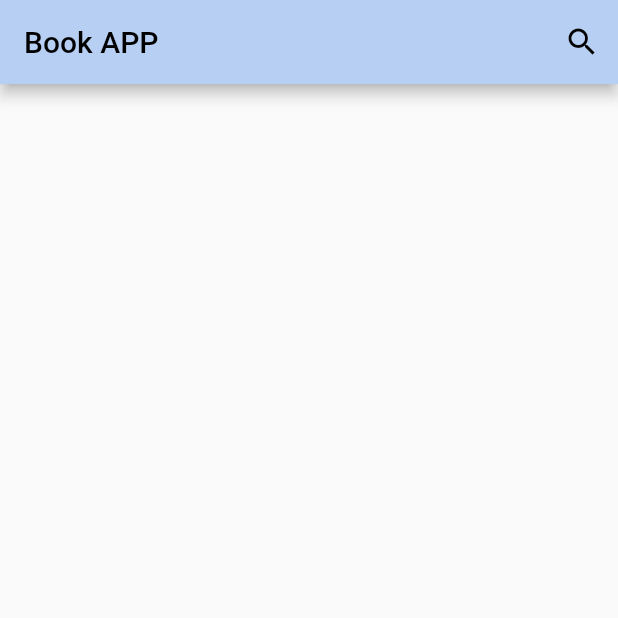
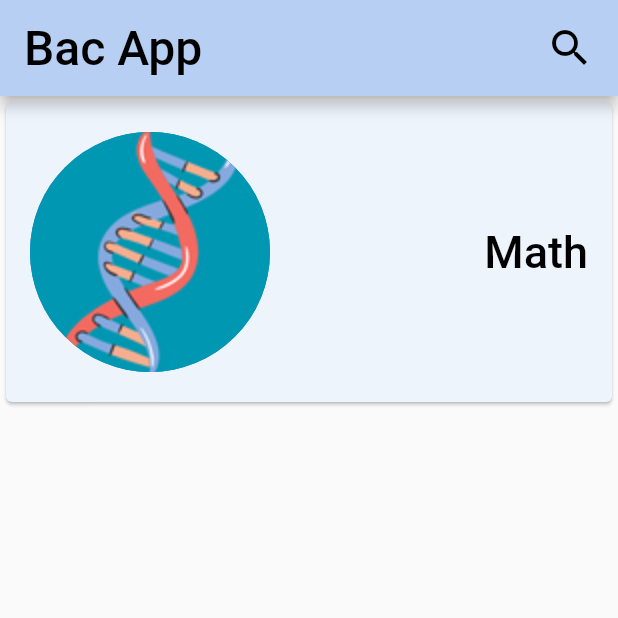
Before and after one commit to MCDiYae/book-app-ui, a Flutter app: the screen it shows after launch, on a phone screen of 412 x 824 dp, the top half of it. Run offline on Flutter 3.47's test engine with Material 2 defaults, Android fonts, the phone set to English and light mode, and no system bars.

Commit message:
home'cardbook'

```diff
--- a/lib/presentation/pages/homepage.dart
+++ b/lib/presentation/pages/homepage.dart
@@ -1,21 +1,68 @@
-// ignore_for_file: public_member_api_docs, sort_constructors_first
 import 'package:flutter/material.dart';
-
 import 'package:bookappui/presentation/constant.dart';
-
-import '../widget/app_bar_widget.dart';
 
 class MyHomePage extends StatelessWidget {
   const MyHomePage({super.key});
 
   @override
   Widget build(BuildContext context) {
-    return const Scaffold(
-      appBar: MyAppBar(
-        title: nameApp,
-        icon: iconHomeBar,
-        preferredSize: Size.fromHeight(kToolbarHeight),
+    return SafeArea(
+        child: Scaffold(
+      appBar: AppBar(
+        toolbarHeight: 64,
+        backgroundColor: primaryColor,
+        title: const Text(
+          "Bac App",
+          style: TextStyle(color: colorWriting, fontSize: 32),
+        ),
+        actions: [
+          IconButton(
+              padding: const EdgeInsets.only(right: 16),
+              onPressed: () {},
+              icon: const Icon(
+                iconHomeBar,
+                color: colorWriting,
+                size: 32,
+              ))
+        ],
       ),
-    );
+      body: Column(
+        children: [
+          Card(
+            color: backgroundColor,
+            child: SizedBox(
+              height: 200,
+              child: Padding(
+                padding: const EdgeInsets.all(16.0),
+                child: Row(
+                  mainAxisAlignment: MainAxisAlignment.spaceBetween,
+                  children: [
+                    CircleAvatar(
+                      backgroundImage: AssetImage(
+                        'assets/icones/2.png',
+                      ),
+                      radius: 80,
+                    ),
+                    SizedBox(
+                      width: 8,
+                    ),
+                    Text(
+                      'Math',
+                      style: TextStyle(
+                        fontSize: 30,
+                        color: colorWriting,
+                        fontWeight: FontWeight.w500,
+                      ), //Textstyle
+                    ), //Text
+
+                    //Image.asset('assets/icones/2.png')
+                  ],
+                ),
+              ),
+            ),
+          ),
+        ],
+      ),
+    ));
   }
 }
--- a/pubspec.yaml
+++ b/pubspec.yaml
@@ -60,8 +60,8 @@ flutter:
   uses-material-design: true
 
   # To add assets to your application, add an assets section, like this:
-  # assets:
-  #   - images/a_dot_burr.jpeg
+  assets:
+    - assets/icones/
   #   - images/a_dot_ham.jpeg
 
   # An image asset can refer to one or more resolution-specific "variants", see
```
Also changed, not shown: assets/icones/1.png (added), assets/icones/2.png (added), assets/icones/3.png (added).
